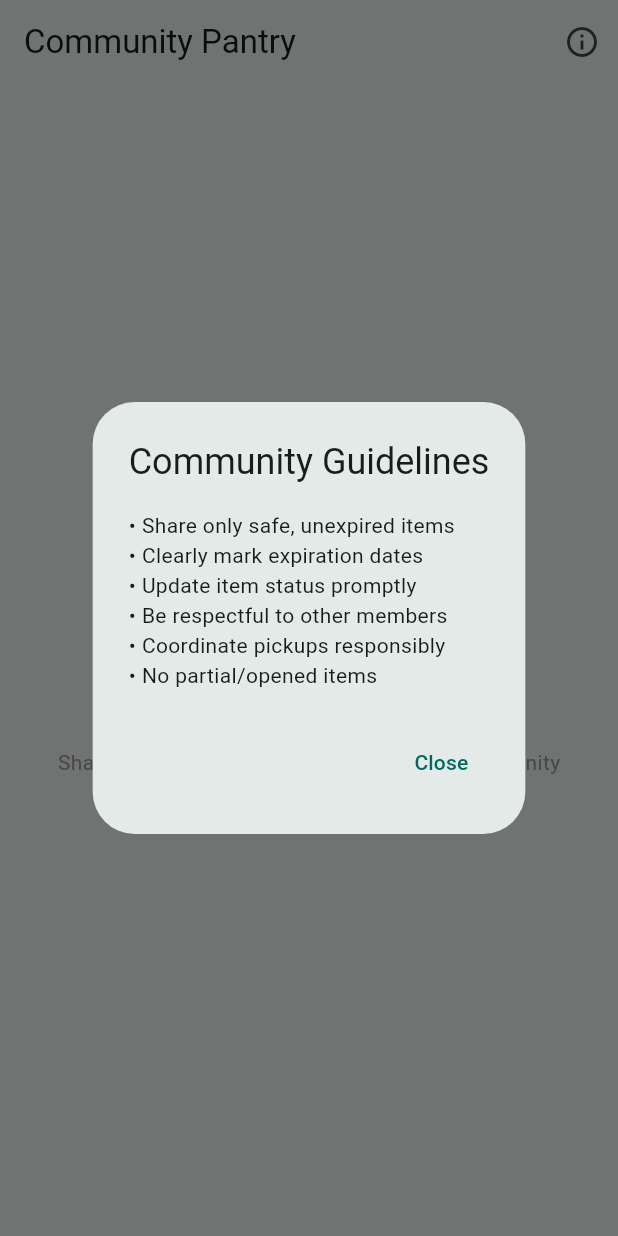
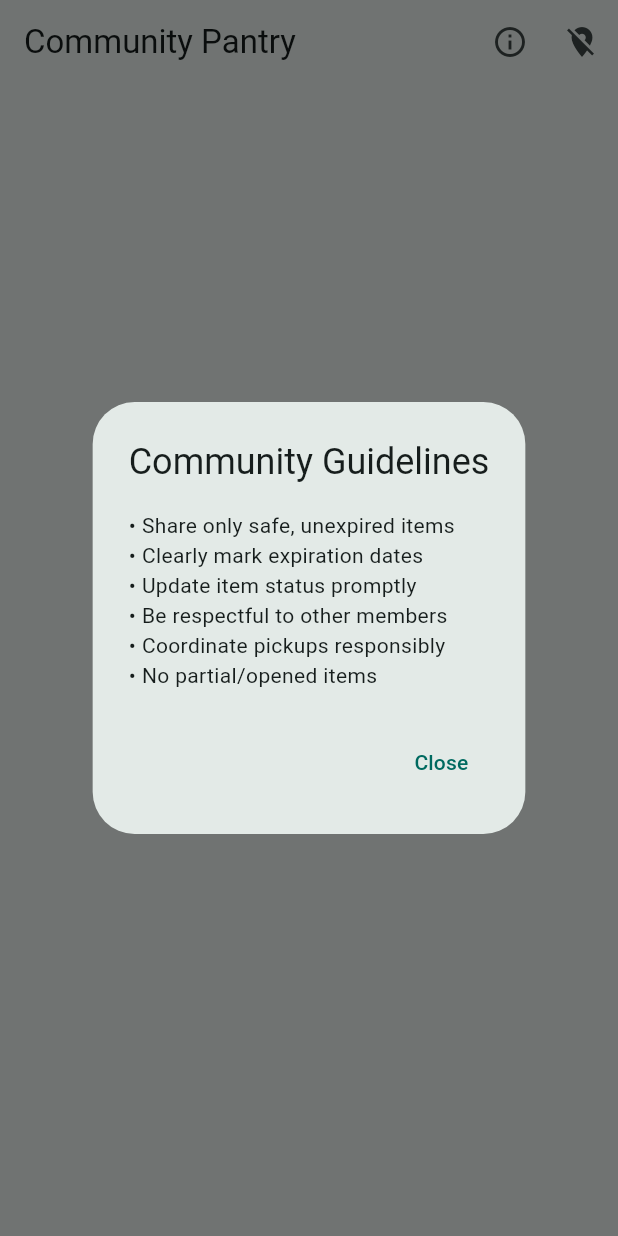
Before and after one commit to RabindraGhimire/FoodExpiryTracker, a Flutter app: the CommunityPage screen opened directly, after a tap on the "info outline" icon, on a phone screen of 412 x 824 dp. Run offline on Flutter 3.47's test engine with Material 3 defaults, Android fonts, the light colour scheme and no system bars; our stand-ins replace cloud_firestore, firebase_auth, firebase_core, flutter_slidable, geocoding, geolocator and 1 more; missing offline and left inert: google_mlkit_text_recognition, mobile_scanner; accounts and stored records are empty; network calls fail.

Commit message:
Added feature to show the distance

```diff
--- a/lib/services/food_firebase.dart
+++ b/lib/services/food_firebase.dart
@@ -189,11 +189,17 @@ class FirestoreService {
   }
 
   Stream<QuerySnapshot> getCommunityFoods() {
+    try {
     return foods
         .where('isShared', isEqualTo: true)
         .where('isClaimed', isEqualTo: false)
+        .where('location', isNull: false)
         .orderBy('expiryDate', descending: false)
         .snapshots();
+  } catch (e) {
+    print('Firestore query error: $e');
+    rethrow;
+  }
   }
 
   // Helper Methods
--- a/lib/views/pages/community_page.dart
+++ b/lib/views/pages/community_page.dart
@@ -3,6 +3,7 @@ import 'dart:io';
 import 'package:cloud_firestore/cloud_firestore.dart';
 import 'package:firebase_auth/firebase_auth.dart';
 import 'package:flutter/material.dart';
+import 'package:geolocator/geolocator.dart';
 import 'package:intl/intl.dart';
 import 'package:firstproject/services/food_firebase.dart';
 import 'package:url_launcher/url_launcher.dart';
@@ -20,6 +21,88 @@ class _CommunityPageState extends State<CommunityPage> {
   final FirestoreService _firestoreService = FirestoreService();
   final User? _currentUser = FirebaseAuth.instance.currentUser;
   final Map<String, bool> _expandedItems = {};
+  Position? _currentPosition;
+  bool _locationEnabled = false;
+  bool _locationLoading = true;
+
+  @override
+  void initState() {
+    super.initState();
+    _getUserLocation();
+  }
+
+  Future<void> _getUserLocation() async {
+    try {
+      setState(() => _locationLoading = true);
+
+      bool serviceEnabled = await Geolocator.isLocationServiceEnabled();
+      if (!serviceEnabled) {
+        setState(() {
+          _locationEnabled = false;
+          _locationLoading = false;
+        });
+        return;
+      }
+
+      LocationPermission permission = await Geolocator.checkPermission();
+      if (permission == LocationPermission.denied) {
+        permission = await Geolocator.requestPermission();
+        if (permission != LocationPermission.whileInUse &&
+            permission != LocationPermission.always) {
+          setState(() {
+            _locationEnabled = false;
+            _locationLoading = false;
+          });
+          return;
+        }
+      }
+
+      final position = await Geolocator.getCurrentPosition();
+      setState(() {
+        _currentPosition = position;
+        _locationEnabled = true;
+        _locationLoading = false;
+      });
+    } catch (e) {
+      setState(() {
+        _locationEnabled = false;
+        _locationLoading = false;
+      });
+      debugPrint('Location error: $e');
+    }
+  }
+
+  List<QueryDocumentSnapshot> _sortByDistance(List<QueryDocumentSnapshot> docs) {
+  if (_currentPosition == null) return List.from(docs);
+
+  final sortedList = List<QueryDocumentSnapshot>.from(docs);
+  try {
+    sortedList.sort((a, b) {
+      final geoA = a['location'] as GeoPoint?;
+      final geoB = b['location'] as GeoPoint?;
+
+      final distA = _calculateDistance(geoA);
+      final distB = _calculateDistance(geoB);
+
+      return distA.compareTo(distB);
+    });
+  } catch (e) {
+    debugPrint('Error sorting by distance: $e');
+  }
+  return sortedList;
+}
+
+  double _calculateDistance(GeoPoint? geoPoint) {
+    if (_currentPosition == null || geoPoint == null) return double.infinity;
+
+    return Geolocator.distanceBetween(
+      _currentPosition!.latitude,
+      _currentPosition!.longitude,
+      geoPoint.latitude,
+      geoPoint.longitude,
+    ) / 1000; // Convert to kilometers
+  }
+
   @override
   Widget build(BuildContext context) {
     return Scaffold(
@@ -30,6 +113,17 @@ class _CommunityPageState extends State<CommunityPage> {
             icon: const Icon(Icons.info_outline),
             onPressed: _showCommunityGuidelines,
             tooltip: 'Community Guidelines',
+          ),
+          if (_locationLoading)
+            const Padding(
+              padding: EdgeInsets.all(8.0),
+              child: CircularProgressIndicator(),
+            )
+          else if (!_locationEnabled)
+            IconButton(
+              icon: const Icon(Icons.location_off),
+              onPressed: _getUserLocation,
+              tooltip: 'Enable Location',
             ),
         ],
       ),
@@ -53,16 +147,19 @@ class _CommunityPageState extends State<CommunityPage> {
           return _buildEmptyState();
         }
 
+        final sortedDocs = _sortByDistance(snapshot.data!.docs);
+
         return ListView.builder(
           padding: const EdgeInsets.all(16),
-          itemCount: snapshot.data!.docs.length,
+          itemCount: sortedDocs.length,
           itemBuilder: (context, index) {
   try {
-              final doc = snapshot.data!.docs[index];
+    final doc = sortedDocs[index];
     final data = doc.data() as Map<String, dynamic>;
-              return _buildCommunityItem(doc.id, data);
+    final geoPoint = data['location'] as GeoPoint?;
+    final distance = _calculateDistance(geoPoint);
+    return _buildCommunityItem(doc.id, data, distance);
   } catch (e) {
-              // Catching and displaying error for individual item rendering
     debugPrint('Error processing community item: $e');
     return ListTile(
       title: const Text('Error loading item'),
@@ -79,6 +176,24 @@ class _CommunityPageState extends State<CommunityPage> {
     return Center(
       child: Column(
         mainAxisAlignment: MainAxisAlignment.center,
+        children: [
+          if (!_locationEnabled && !_locationLoading)
+            Padding(
+              padding: const EdgeInsets.all(8.0),
+              child: Column(
+                children: [
+                  const Icon(Icons.location_off, size: 40, color: Colors.orange),
+                  const SizedBox(height: 8),
+                  const Text('Location Services Disabled'),
+                  TextButton(
+                    onPressed: _getUserLocation,
+                    child: const Text('Enable Location for Sorting'),
+                  ),
+                ],
+              ),
+            )
+          else
+            Column(
               children: [
                 Icon(Icons.people_alt_outlined, size: 80, color: Colors.grey[400]),
                 const SizedBox(height: 20),
@@ -97,20 +212,19 @@ class _CommunityPageState extends State<CommunityPage> {
                 ),
               ],
             ),
+        ],
+      ),
     );
   }
 
-  Widget _buildCommunityItem(String docId, Map<String, dynamic> data) {
+  Widget _buildCommunityItem(String docId, Map<String, dynamic> data, double distance) {
     final expiryDate = data['expiryDate'] is Timestamp
         ? (data['expiryDate'] as Timestamp).toDate()
-        : DateTime.now().add(const Duration(days: 1)); // Fallback
+        : DateTime.now().add(const Duration(days: 1));
     final daysRemaining = expiryDate.difference(DateTime.now()).inDays;
     final isClaimed = data['isClaimed'] ?? false;
     final isMyItem = _currentUser?.uid != null &&
         _currentUser!.uid == data['userId'];
-
-    // Retrieve the address
-    final String? address = data['address'] as String?;
 
     return Card(
       margin: const EdgeInsets.only(bottom: 16),
@@ -141,7 +255,7 @@ class _CommunityPageState extends State<CommunityPage> {
               ),
             ),
             const SizedBox(height: 8),
-            Row( // This Row contains the owner, date, and quantity details
+            Row(
               children: [
                 _buildDetailItem(
                   icon: Icons.person_outline,
@@ -157,8 +271,7 @@ class _CommunityPageState extends State<CommunityPage> {
                 ),
               ],
             ),
-            // --- FIX 1: Display the address in its own Row to correctly constrain the Expanded _buildDetailItem ---
-            if (address != null && address.isNotEmpty) ...[
+            if (data['address'] != null && data['address'].toString().isNotEmpty) ...[
   const SizedBox(height: 8),
   GestureDetector(
     onTap: () {
@@ -166,13 +279,16 @@ class _CommunityPageState extends State<CommunityPage> {
         _expandedItems[docId] = !(_expandedItems[docId] ?? false);
       });
     },
-                child: Row(
+    child: Column(
+      crossAxisAlignment: CrossAxisAlignment.start,
+      children: [
+        Row(
           children: [
             Icon(Icons.location_on_outlined, size: 16, color: Colors.grey[600]),
             const SizedBox(width: 4),
             Expanded(
               child: Text(
-                        address,
+                data['address'],
                 style: TextStyle(color: Colors.grey[600]),
                 overflow: (_expandedItems[docId] ?? false)
                     ? TextOverflow.visible
@@ -189,9 +305,27 @@ class _CommunityPageState extends State<CommunityPage> {
             ),
           ],
         ),
+        if (distance != double.infinity)
+          Padding(
+            padding: const EdgeInsets.only(top: 4),
+            child: Row(
+              children: [
+                Icon(Icons.near_me, size: 16, color: Colors.grey[600]),
+                const SizedBox(width: 4),
+                Text(
+                  '${distance.toStringAsFixed(1)} km away',
+                  style: TextStyle(
+                    color: Colors.grey[600],
+                    fontSize: 12,
+                  ),
                 ),
               ],
-            // --- End Fix 1 ---
+            ),
+          ),
+      ],
+    ),
+  ),
+],
             if (data['note']?.toString().isNotEmpty == true) ...[
               const SizedBox(height: 8),
               Text(
```
Also changed, not shown: 1 other file. Lines whose indentation alone changed are shown as unchanged.
